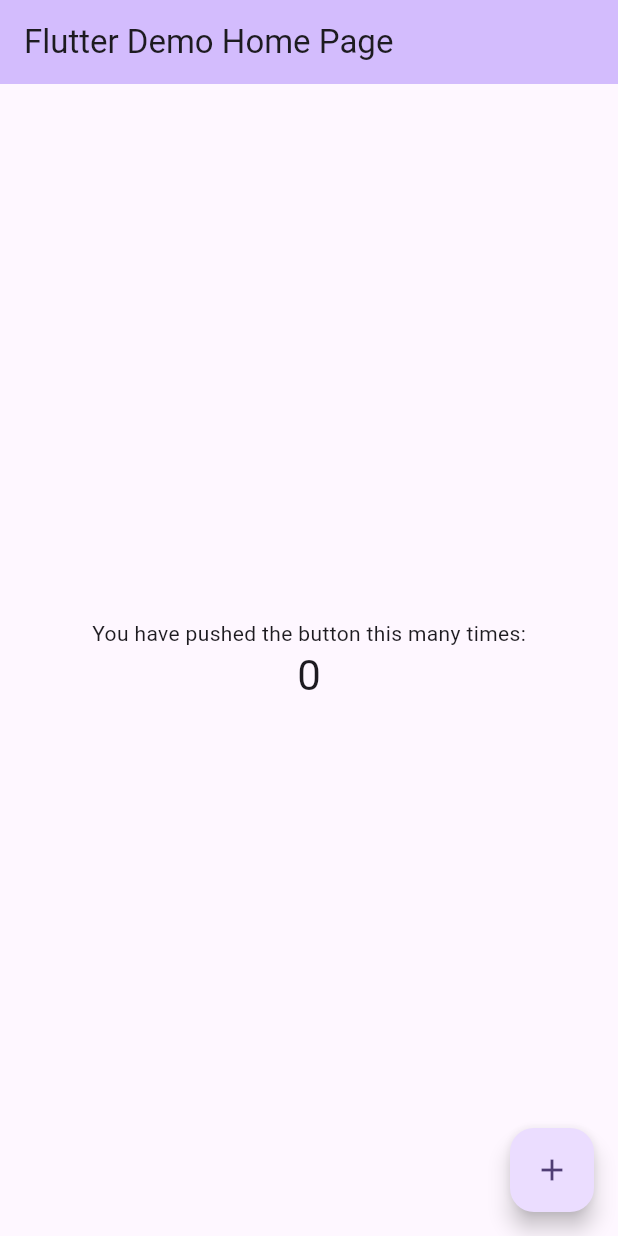
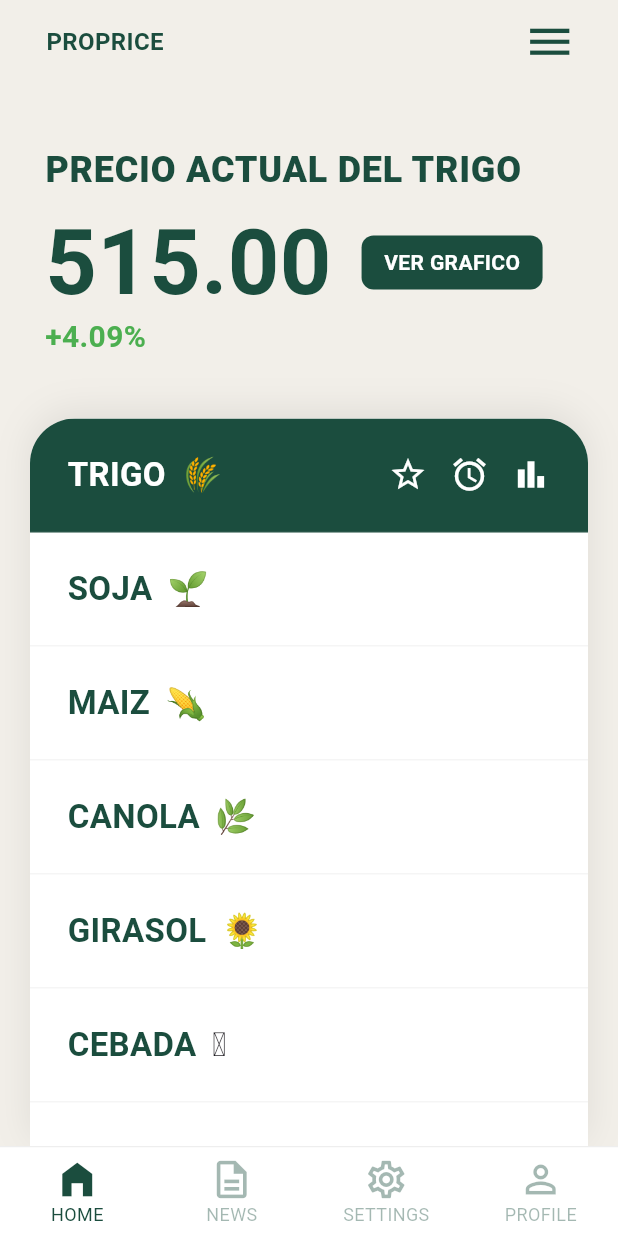
Before and after one commit to Felipe4565/ProPrice, a Flutter app: the screen it shows after launch, on a phone screen of 412 x 824 dp. Run offline on Flutter 3.47's test engine with Material 3 defaults, Android fonts, the phone set to English and light mode, and no system bars.

Commit message:
1er commit premier ecran et début accueil

```diff
--- a/lib/main.dart
+++ b/lib/main.dart
@@ -1,122 +1,217 @@
 import 'package:flutter/material.dart';
+import 'dart:async';
 
 void main() {
-  runApp(const MyApp());
+  runApp(const PropriceApp());
 }
 
-class MyApp extends StatelessWidget {
-  const MyApp({super.key});
+class PropriceApp extends StatelessWidget {
+  const PropriceApp({super.key});
 
-  // This widget is the root of your application.
   @override
   Widget build(BuildContext context) {
     return MaterialApp(
-      title: 'Flutter Demo',
+      debugShowCheckedModeBanner: false,
+      title: 'Proprice',
       theme: ThemeData(
-        // This is the theme of your application.
-        //
-        // TRY THIS: Try running your application with "flutter run". You'll see
-        // the application has a purple toolbar. Then, without quitting the app,
-        // try changing the seedColor in the colorScheme below to Colors.green
-        // and then invoke "hot reload" (save your changes or press the "hot
-        // reload" button in a Flutter-supported IDE, or press "r" if you used
-        // the command line to start the app).
-        //
-        // Notice that the counter didn't reset back to zero; the application
-        // state is not lost during the reload. To reset the state, use hot
-        // restart instead.
-        //
-        // This works for code too, not just values: Most code changes can be
-        // tested with just a hot reload.
-        colorScheme: ColorScheme.fromSeed(seedColor: Colors.deepPurple),
+        primaryColor: const Color(0xFF1B4D3E),
+        scaffoldBackgroundColor: const Color(0xFFF2EFE9),
       ),
-      home: const MyHomePage(title: 'Flutter Demo Home Page'),
+      home: const SplashScreen(),
     );
   }
 }
 
-class MyHomePage extends StatefulWidget {
-  const MyHomePage({super.key, required this.title});
-
-  // This widget is the home page of your application. It is stateful, meaning
-  // that it has a State object (defined below) that contains fields that affect
-  // how it looks.
-
-  // This class is the configuration for the state. It holds the values (in this
-  // case the title) provided by the parent (in this case the App widget) and
-  // used by the build method of the State. Fields in a Widget subclass are
-  // always marked "final".
-
-  final String title;
+// --- 1. SPLASH SCREEN ---
+class SplashScreen extends StatefulWidget {
+  const SplashScreen({super.key});
 
   @override
-  State<MyHomePage> createState() => _MyHomePageState();
+  State<SplashScreen> createState() => _SplashScreenState();
 }
 
-class _MyHomePageState extends State<MyHomePage> {
-  int _counter = 0;
-
-  void _incrementCounter() {
-    setState(() {
-      // This call to setState tells the Flutter framework that something has
-      // changed in this State, which causes it to rerun the build method below
-      // so that the display can reflect the updated values. If we changed
-      // _counter without calling setState(), then the build method would not be
-      // called again, and so nothing would appear to happen.
-      _counter++;
+class _SplashScreenState extends State<SplashScreen> {
+  @override
+  void initState() {
+    super.initState();
+    Timer(const Duration(seconds: 3), () {
+      Navigator.pushReplacement(
+        context,
+        MaterialPageRoute(builder: (context) => const HomePage()),
+      );
     });
   }
 
   @override
   Widget build(BuildContext context) {
-    // This method is rerun every time setState is called, for instance as done
-    // by the _incrementCounter method above.
-    //
-    // The Flutter framework has been optimized to make rerunning build methods
-    // fast, so that you can just rebuild anything that needs updating rather
-    // than having to individually change instances of widgets.
+    const Color darkGreen = Color(0xFF1B4D3E);
     return Scaffold(
-      appBar: AppBar(
-        // TRY THIS: Try changing the color here to a specific color (to
-        // Colors.amber, perhaps?) and trigger a hot reload to see the AppBar
-        // change color while the other colors stay the same.
-        backgroundColor: Theme.of(context).colorScheme.inversePrimary,
-        // Here we take the value from the MyHomePage object that was created by
-        // the App.build method, and use it to set our appbar title.
-        title: Text(widget.title),
-      ),
       body: Center(
-        // Center is a layout widget. It takes a single child and positions it
-        // in the middle of the parent.
         child: Column(
-          // Column is also a layout widget. It takes a list of children and
-          // arranges them vertically. By default, it sizes itself to fit its
-          // children horizontally, and tries to be as tall as its parent.
-          //
-          // Column has various properties to control how it sizes itself and
-          // how it positions its children. Here we use mainAxisAlignment to
-          // center the children vertically; the main axis here is the vertical
-          // axis because Columns are vertical (the cross axis would be
-          // horizontal).
-          //
-          // TRY THIS: Invoke "debug painting" (choose the "Toggle Debug Paint"
-          // action in the IDE, or press "p" in the console), to see the
-          // wireframe for each widget.
           mainAxisAlignment: MainAxisAlignment.center,
-          children: <Widget>[
-            const Text('You have pushed the button this many times:'),
-            Text(
-              '$_counter',
-              style: Theme.of(context).textTheme.headlineMedium,
-            ),
+          children: [
+            const Spacer(flex: 3),
+            Container(width: 160, height: 160, color: darkGreen),
+            const SizedBox(height: 40),
+            const Text('PROPRICE',
+                style: TextStyle(fontSize: 42, fontWeight: FontWeight.bold, color: darkGreen, letterSpacing: 2)),
+            const Spacer(),
+            const CircularProgressIndicator(valueColor: AlwaysStoppedAnimation<Color>(darkGreen)),
+            const Spacer(),
+            const Text('“Los cultivos Uruguayos”',
+                style: TextStyle(fontSize: 20, fontStyle: FontStyle.italic, color: darkGreen)),
+            const Spacer(flex: 1),
           ],
         ),
       ),
-      floatingActionButton: FloatingActionButton(
-        onPressed: _incrementCounter,
-        tooltip: 'Increment',
-        child: const Icon(Icons.add),
-      ), // This trailing comma makes auto-formatting nicer for build methods.
     );
   }
 }
+
+// --- 2. HOME PAGE (AMÉLIORÉE) ---
+class HomePage extends StatelessWidget {
+  const HomePage({super.key});
+
+  @override
+  Widget build(BuildContext context) {
+    const Color darkGreen = Color(0xFF1B4D3E);
+    const Color lightBeige = Color(0xFFF2EFE9);
+
+    return Scaffold(
+      backgroundColor: lightBeige,
+      appBar: AppBar(
+        backgroundColor: Colors.transparent,
+        elevation: 0,
+        leading: const Padding(
+          padding: EdgeInsets.only(left: 20),
+          child: Center(child: Text('PROPRICE', style: TextStyle(color: darkGreen, fontWeight: FontWeight.bold, fontSize: 16))),
+        ),
+        leadingWidth: 120,
+        actions: [
+          Padding(
+            padding: const EdgeInsets.only(right: 20),
+            child: IconButton(icon: const Icon(Icons.menu, color: darkGreen, size: 35), onPressed: () {}),
+          ),
+        ],
+      ),
+      body: Column(
+        crossAxisAlignment: CrossAxisAlignment.start,
+        children: [
+          const SizedBox(height: 40),
+          // Section Titre et Prix
+          Padding(
+            padding: const EdgeInsets.symmetric(horizontal: 30),
+            child: Column(
+              crossAxisAlignment: CrossAxisAlignment.start,
+              children: [
+                const Text("PRECIO ACTUAL DEL TRIGO",
+                    style: TextStyle(color: darkGreen, fontSize: 24, fontWeight: FontWeight.w900, letterSpacing: 0.5)),
+                const SizedBox(height: 15),
+                Row(
+                  children: [
+                    const Text("515.00",
+                        style: TextStyle(color: darkGreen, fontSize: 60, fontWeight: FontWeight.bold, height: 1)),
+                    const SizedBox(width: 20),
+                    Container(
+                      padding: const EdgeInsets.symmetric(horizontal: 15, vertical: 8),
+                      decoration: BoxDecoration(color: darkGreen, borderRadius: BorderRadius.circular(8)),
+                      child: const Text("VER GRAFICO", style: TextStyle(color: Colors.white, fontWeight: FontWeight.bold, fontSize: 14)),
+                    ),
+                  ],
+                ),
+                const SizedBox(height: 5),
+                const Text("+4.09%", style: TextStyle(color: Color(0xFF4CAF50), fontWeight: FontWeight.bold, fontSize: 20)),
+              ],
+            ),
+          ),
+
+          const SizedBox(height: 40),
+
+          // LE RECTANGLE BLANC (Optimisé)
+          Expanded(
+            child: Container(
+              margin: const EdgeInsets.symmetric(horizontal: 20), // Marges sur les côtés
+              decoration: BoxDecoration(
+                color: Colors.white,
+                borderRadius: const BorderRadius.only(
+                  topLeft: Radius.circular(30),
+                  topRight: Radius.circular(30),
+                ),
+                boxShadow: [
+                  BoxShadow(
+                    color: Colors.black.withOpacity(0.08),
+                    blurRadius: 20,
+                    offset: const Offset(0, -5),
+                  )
+                ],
+              ),
+              child: ClipRRect(
+                borderRadius: const BorderRadius.only(topLeft: Radius.circular(30), topRight: Radius.circular(30)),
+                child: ListView(
+                  padding: EdgeInsets.zero,
+                  children: [
+                    _buildGrainTile("TRIGO", "🌾", isSelected: true),
+                    _buildGrainTile("SOJA", "🌱"),
+                    _buildGrainTile("MAIZ", "🌽"),
+                    _buildGrainTile("CANOLA", "🌿"),
+                    _buildGrainTile("GIRASOL", "🌻"),
+                    _buildGrainTile("CEBADA", "🪴"),
+                  ],
+                ),
+              ),
+            ),
+          ),
+        ],
+      ),
+
+      // BOTTOM BAR (Plus propre)
+      bottomNavigationBar: Container(
+        decoration: const BoxDecoration(
+          color: Colors.white,
+          border: Border(top: BorderSide(color: Color(0xFFEEEEEE), width: 1)),
+        ),
+        child: BottomNavigationBar(
+          type: BottomNavigationBarType.fixed,
+          backgroundColor: Colors.white,
+          elevation: 0,
+          selectedItemColor: darkGreen,
+          unselectedItemColor: darkGreen.withOpacity(0.4),
+          selectedFontSize: 12,
+          unselectedFontSize: 12,
+          items: const [
+            BottomNavigationBarItem(icon: Icon(Icons.home_filled, size: 30), label: 'HOME'),
+            BottomNavigationBarItem(icon: Icon(Icons.description_outlined, size: 30), label: 'NEWS'),
+            BottomNavigationBarItem(icon: Icon(Icons.settings_outlined, size: 30), label: 'SETTINGS'),
+            BottomNavigationBarItem(icon: Icon(Icons.person_outline, size: 30), label: 'PROFILE'),
+          ],
+        ),
+      ),
+    );
+  }
+
+  Widget _buildGrainTile(String name, String emoji, {bool isSelected = false}) {
+    const Color darkGreen = Color(0xFF1B4D3E);
+    return Container(
+      padding: const EdgeInsets.symmetric(vertical: 22, horizontal: 25),
+      decoration: BoxDecoration(
+        color: isSelected ? darkGreen : Colors.transparent,
+        border: Border(bottom: BorderSide(color: Colors.grey.withOpacity(0.1))),
+      ),
+      child: Row(
+        children: [
+          Text(name, style: TextStyle(color: isSelected ? Colors.white : darkGreen, fontWeight: FontWeight.bold, fontSize: 22)),
+          const SizedBox(width: 10),
+          Text(emoji, style: const TextStyle(fontSize: 22)),
+          const Spacer(),
+          if (isSelected) ...[
+            const Icon(Icons.star_border, color: Colors.white, size: 26),
+            const SizedBox(width: 15),
+            const Icon(Icons.alarm, color: Colors.white, size: 26),
+            const SizedBox(width: 15),
+            const Icon(Icons.bar_chart, color: Colors.white, size: 26),
+          ]
+        ],
+      ),
+    );
+  }
+}
```
